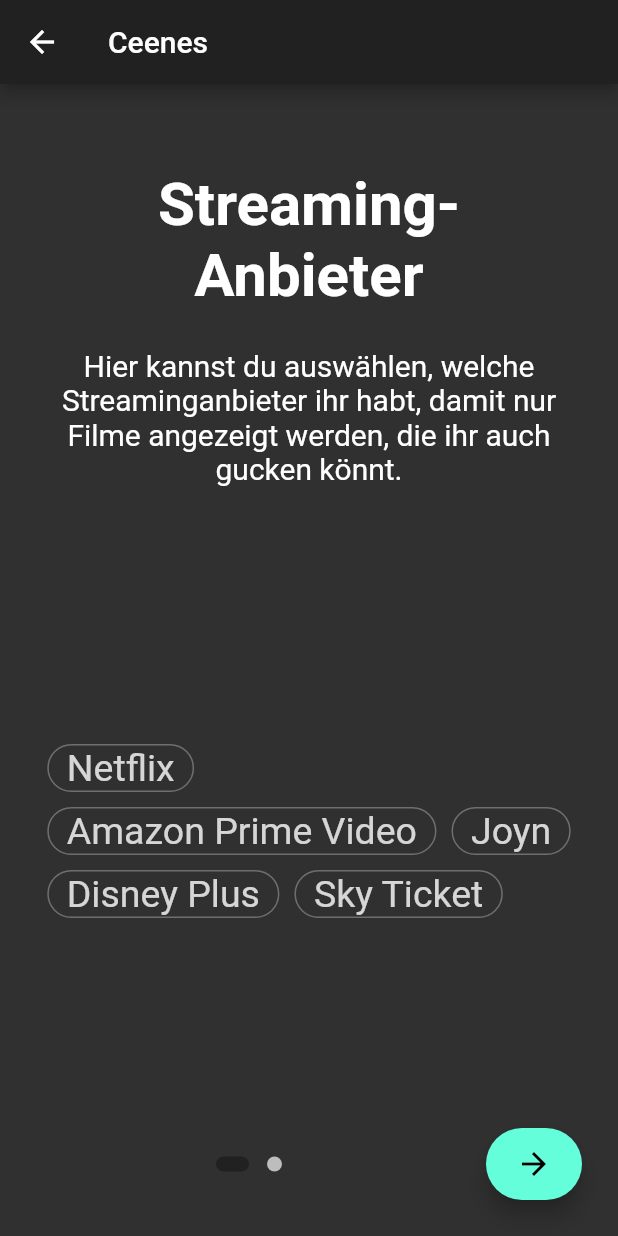
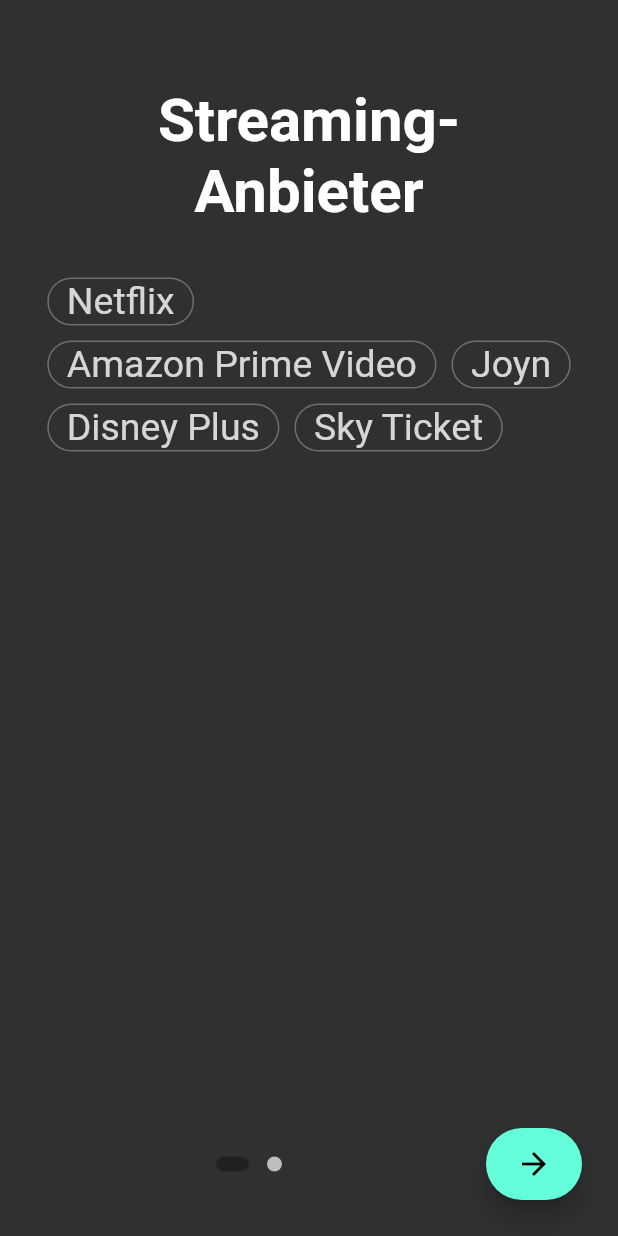
Before and after one commit to Loro23/ceenes, a Flutter app: the screen it shows after launch, after a tap on "Erstellen", on a phone screen of 412 x 824 dp. Run offline on Flutter 3.47's test engine with Material 2 defaults, Android fonts, the light colour scheme and no system bars; drawn by our look-alikes of chips_choice, introduction_screen; our stand-ins replace cloud_firestore, firebase_core, flutter_tindercard, pinput, sticky_headers; missing offline and left inert: dart:html, smart_select, tmdb_api; accounts and stored records are empty.

Commit message:
bisschen was angepasst

```diff
--- a/lib/util/create_view_utils.dart
+++ b/lib/util/create_view_utils.dart
@@ -5,6 +5,7 @@
   "Drama",
   "Familie",
   "Fantasy",
+
   "Historie",
   "Komödie",
   "Kriegsfilm",
@@ -18,6 +19,8 @@
   "Thriller",
   "Western",
   "Abenteuer"
+
+
 ];
 
 List<String> optionsProvider2 = [
--- a/lib/widgets/admin/admin_login.dart
+++ b/lib/widgets/admin/admin_login.dart
@@ -28,11 +28,9 @@
 
   @override
   Widget build(BuildContext context) {
-    return Scaffold(
-      appBar: AppBar(
-        title: Text("Ceenes"),
-      ),
-      body: Stack(
+    return Material(
+
+      child: Stack(
         children: [
           Container(
             child: Padding(
--- a/lib/widgets/admin/create_view.dart
+++ b/lib/widgets/admin/create_view.dart
@@ -92,18 +92,14 @@
   @override
   Widget build(BuildContext context) {
 
-    return Scaffold(
-      appBar: AppBar(
-        title: Text("Ceenes"),
-      ),
-      body: Container(
+    return Material(
+      child: Container(
           height: MediaQuery.of(context).size.height,
           child: IntroductionScreen(
             key: introKey,
             pages: [
               PageViewModel(
-                titleWidget: Column(children: [
-                  Padding(
+                titleWidget: Padding(
                   padding:
                       const EdgeInsets.only(left: 25, right: 25, top: 25),
                   child: Text(
@@ -115,21 +111,9 @@
                     textAlign: TextAlign.center,
                   ),
                 ),
-                  Padding(
-                    padding:
-                        const EdgeInsets.only(left: 25, right: 25, top: 25),
-                    child: Text(
-                      "Hier kannst du auswählen, welche Streaminganbieter ihr habt, damit nur Filme angezeigt werden, die ihr auch gucken könnt.",
-                      style: TextStyle(
-                        fontSize: 20,
-                      ),
-                      textAlign: TextAlign.center,
-                    ),
-                  )
-                ]),
                 bodyWidget: Container(
                   height: MediaQuery.of(context).size.height * 0.5,
-                  alignment: Alignment.center,
+                  //alignment: Alignment.center,
                   child: ChipsChoice<String>.multiple(
                     value: valueProvider2,
                     onChanged: (val) => setState(() {
@@ -142,7 +126,7 @@
                       label: (i, v) => v,
                       tooltip: (i, v) => v,
                     ),
-                    runSpacing: 10,
+
                     choiceActiveStyle: C2ChoiceStyle(
                         color: Colors.blueAccent,
                         borderWidth: 2,
@@ -156,9 +140,7 @@
                 ),
               ),
               PageViewModel(
-                titleWidget: Column(
-                  children: [
-                    Padding(
+                titleWidget: Padding(
                   padding:
                       const EdgeInsets.only(left: 25, right: 25, top: 15),
                   child: Text(
@@ -170,20 +152,12 @@
                     textAlign: TextAlign.center,
                   ),
                 ),
-                    Padding(
-                      padding:
-                          const EdgeInsets.only(left: 25, right: 25, top: 15),
-                      child: Text(
-                        "Hier kannst du auswählen, welche Genres die Filme haben sollen, die euch angezeigt werden.",
-                        style: TextStyle(
-                          fontSize: 20,
-                        ),
-                        textAlign: TextAlign.center,
-                      ),
-                    )
-                  ],
-                ),
-                bodyWidget: Form(
+                bodyWidget: Align(
+                  alignment: Alignment.bottomCenter,
+                  child: Container(
+                    //height: MediaQuery.of(context).size.height * 0.5,
+                    color: Colors.blueAccent,
+                    child: Form(
                       key: formKey,
                       child: Column(
                         children: [
@@ -202,8 +176,9 @@
                               return Column(
                                 children: [
                                   Container(
-                                alignment: Alignment.centerLeft,
+                                    //alignment: Alignment.centerLeft,
                                     child: ChipsChoice<String>.multiple(
+                                      //runAlignment: WrapAlignment.spaceBetween,
                                       value: state.value,
                                       onChanged: (val) {
                                         state.didChange(val);
@@ -229,7 +204,7 @@
                                         label: (i, v) => v,
                                         tooltip: (i, v) => v,
                                       ),
-                                  runSpacing: 6,
+
                                       choiceActiveStyle: C2ChoiceStyle(
                                           color: Colors.lightBlueAccent,
                                           borderWidth: 2,
@@ -259,6 +234,8 @@
                             },
                           ),
                         ],
+                      ),
+                    ),
                   ),
                 ),
               ),
--- a/lib/widgets/start_view.dart
+++ b/lib/widgets/start_view.dart
@@ -21,12 +21,8 @@
 class _StartViewState extends State<StartView> {
   @override
   Widget build(BuildContext context) {
-    return Scaffold(
-      appBar: AppBar(
-        title: Text("Ceenes"),
-        automaticallyImplyLeading: false,
-      ),
-      body: SingleChildScrollView(
+    return Material(
+      child: SingleChildScrollView(
         child: Padding(
           padding: const EdgeInsets.only(left: 50, right: 50, top: 30),
           child: Column(
--- a/lib/widgets/swipe_view.dart
+++ b/lib/widgets/swipe_view.dart
@@ -60,12 +60,8 @@
 
     return WillPopScope(
       onWillPop: () async => false,
-      child: Scaffold(
-        appBar: AppBar(
-          title: Text("Ceenes"),
-          automaticallyImplyLeading: false,
-        ),
-        body: Container(
+      child: Material(
+        child: Container(
           //constraints: BoxConstraints(maxWidth: 300),
           color: Color.fromRGBO(21, 21, 21, 1),
           child: Column(
```
Also changed, not shown: 1 other file. Lines whose indentation alone changed are shown as unchanged.
